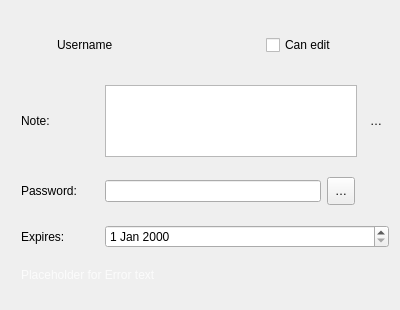
First picture: the form in src/gui/shareuserline.ui, repository tokun-mobica/desktop, before the edit.
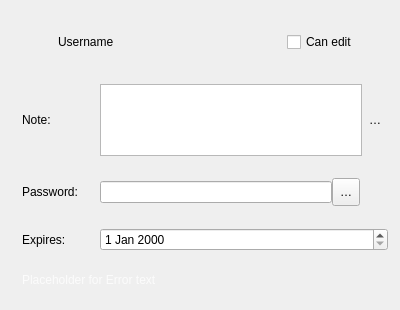
Second picture: the form after the edit. Icons and pictures are not drawn. Custom widgets are drawn as their Qt base class.

```diff
--- a/src/gui/shareuserline.ui
+++ b/src/gui/shareuserline.ui
@@ -26,13 +26,28 @@
    <bool>false</bool>
   </property>
   <layout class="QVBoxLayout" name="verticalLayout">
+   <property name="spacing">
+    <number>0</number>
+   </property>
+   <property name="leftMargin">
+    <number>12</number>
+   </property>
+   <property name="topMargin">
+    <number>0</number>
+   </property>
+   <property name="rightMargin">
+    <number>12</number>
+   </property>
+   <property name="bottomMargin">
+    <number>0</number>
+   </property>
    <item>
     <layout class="QHBoxLayout" name="horizontalLayout_2">
      <property name="spacing">
       <number>6</number>
      </property>
      <property name="rightMargin">
-      <number>22</number>
+      <number>0</number>
      </property>
      <item>
       <widget class="QLabel" name="avatar">
```
